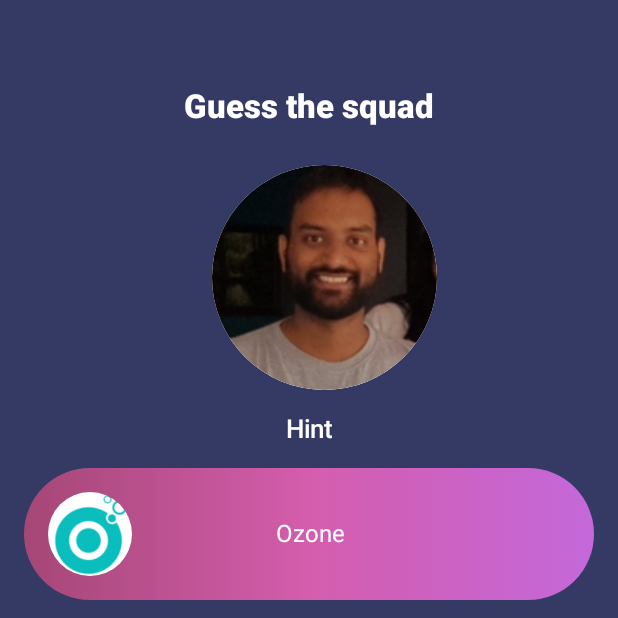
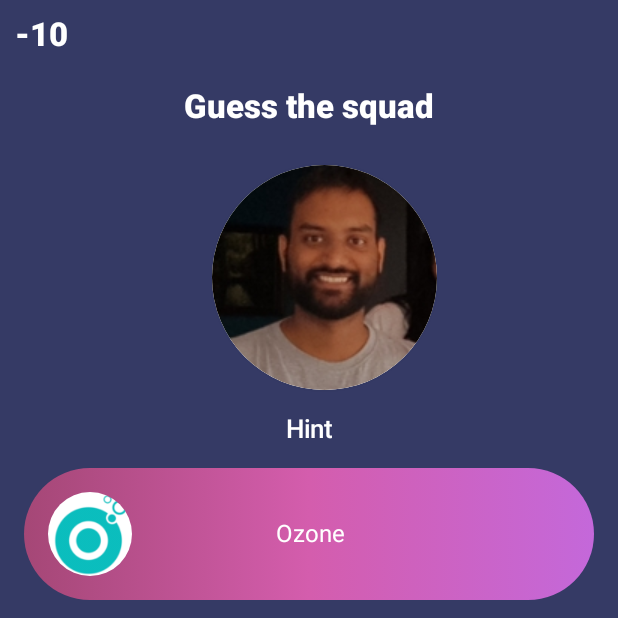
Before and after one commit to gradeup/squadgames, an Android app built with Jetpack Compose: the QuizActivity screen opened directly, with no data from a screen before it, after a tap on "Piyush", on a phone screen of 412 x 824 dp, the top half of it. Run offline under Robolectric (Android 15) with nearby library versions, the phone set to English and light mode, and no system bars; 1 other tap on this screen came first.

Commit message:
add score calculation:

```diff
--- a/app/src/main/java/com/example/myapplication/QuizActivity.kt
+++ b/app/src/main/java/com/example/myapplication/QuizActivity.kt
@@ -1,55 +1,38 @@
 package com.example.myapplication
 
+import android.annotation.SuppressLint
 import android.app.Activity
 import android.content.Intent
 import android.os.Bundle
+import android.widget.Toast
 import androidx.activity.ComponentActivity
 import androidx.activity.compose.setContent
-import androidx.annotation.StringRes
+import androidx.compose.foundation.Image
 import androidx.compose.foundation.background
-import androidx.compose.foundation.layout.Box
-import androidx.compose.foundation.layout.Column
+import androidx.compose.foundation.clickable
+import androidx.compose.foundation.layout.*
+import androidx.compose.foundation.shape.CircleShape
+import androidx.compose.foundation.shape.RoundedCornerShape
 import androidx.compose.material.Button
-import androidx.compose.material.contentColorFor
+import androidx.compose.material.Card
+import androidx.compose.material.Text
 import androidx.compose.runtime.Composable
 import androidx.compose.runtime.mutableStateOf
-import androidx.compose.runtime.remember
+import androidx.compose.ui.Alignment
 import androidx.compose.ui.Modifier
+import androidx.compose.ui.draw.clip
+import androidx.compose.ui.graphics.Brush
 import androidx.compose.ui.graphics.Color
+import androidx.compose.ui.graphics.painter.Painter
+import androidx.compose.ui.layout.ContentScale
 import androidx.compose.ui.platform.LocalContext
-import androidx.compose.ui.tooling.preview.Preview
-import com.example.myapplication.ui.theme.MyApplicationTheme
-import java.util.Collections.shuffle
-import android.annotation.SuppressLint
-import androidx.activity.compose.setContent
-import androidx.compose.foundation.background
-import androidx.compose.foundation.layout.*
-import androidx.compose.material.Text
-import androidx.compose.ui.Alignment
-import androidx.compose.ui.unit.dp
-import androidx.compose.foundation.border
-import androidx.compose.foundation.clickable
-import androidx.compose.foundation.shape.RoundedCornerShape
-import androidx.compose.material.Card
-import androidx.compose.ui.graphics.painter.Painter
-import androidx.compose.foundation.Image
-import androidx.compose.ui.focus.focusModifier
-import androidx.compose.ui.graphics.Brush
-import androidx.compose.ui.layout.ContentScale
 import androidx.compose.ui.res.painterResource
 import androidx.compose.ui.text.TextStyle
-import androidx.compose.ui.unit.sp
-import android.widget.RadioButton
-import android.widget.Toast
-import androidx.compose.foundation.shape.CircleShape
-import androidx.compose.material.RadioButton
-import androidx.compose.runtime.*
-import androidx.compose.ui.draw.clip
-import androidx.compose.ui.platform.LocalContext
-import androidx.compose.ui.text.font.Font
 import androidx.compose.ui.text.font.FontWeight
 import androidx.compose.ui.text.style.TextAlign
-import kotlin.random.Random
+import androidx.compose.ui.unit.dp
+import androidx.compose.ui.unit.sp
+import java.util.Collections.shuffle
 
 class QuizActivity : ComponentActivity() {
     override fun onCreate(savedInstanceState: Bundle?) {
@@ -63,7 +46,6 @@ class QuizActivity : ComponentActivity() {
         }
         setContent {
 
-            resultsIntent.putExtra("score", 4)
 
             Column(horizontalAlignment = Alignment.CenterHorizontally,
                 verticalArrangement = Arrangement.Center,
@@ -72,6 +54,8 @@ class QuizActivity : ComponentActivity() {
                 .fillMaxSize(1f)) {
                 Text(modifier = Modifier.padding(10.dp), color=Color.White, fontSize = 22.sp,fontWeight = FontWeight.W900, text = "Guess the squad")
                 QuestionRender(questionsToShow[showQuestion.value], questionsToShow.size, resultsIntent) }
+                Text(modifier = Modifier.padding(10.dp), color=Color.White, fontSize = 22.sp,fontWeight = FontWeight.W900, text = "${totalScore.value}")
+                resultsIntent.putExtra("score", totalScore.value)
         }
     }
 }
@@ -127,7 +111,7 @@ fun Submit(i: Intent) {
 fun HintBox(hint: String, modifier: Modifier) {
     Column() {
         Box(modifier = Modifier
-            .clickable { showHint.value = !showHint.value;  }){
+            .clickable { showHint.value = !showHint.value; totalScore.value = totalScore.value - 5;  }){
             if(showHint.value) {
                 Text(text = hint,color=Color.White, textAlign = TextAlign.Center, fontSize=17.sp, fontWeight = FontWeight.W500, modifier = Modifier
                     .align(alignment = Alignment.Center)
@@ -204,6 +188,7 @@ fun SingleChoiceIconQuestion(
 
                 selectOption = optionId
                 if (selectOption == correctOption) {
+                    totalScore.value = totalScore.value + 10
                     Toast
                         .makeText(
                             context,
@@ -273,6 +258,7 @@ fun SingleChoiceIconQuestion(
 
 private val showQuestion = mutableStateOf(0)
 private val showHint = mutableStateOf(false)
+private val totalScore = mutableStateOf(0)
 
 data class Option(
     val id: Int,
--- a/app/src/main/java/com/example/myapplication/ResultScreen.kt
+++ b/app/src/main/java/com/example/myapplication/ResultScreen.kt
@@ -10,18 +10,14 @@ import androidx.compose.foundation.clickable
 import androidx.compose.foundation.layout.*
 import androidx.compose.foundation.shape.CircleShape
 import androidx.compose.foundation.shape.RoundedCornerShape
-import androidx.compose.material.Button
 import androidx.compose.material.Text
-import androidx.compose.runtime.Composable
 import androidx.compose.ui.Alignment
 import androidx.compose.ui.Modifier
 import androidx.compose.ui.graphics.Brush
 import androidx.compose.ui.graphics.Color
 import androidx.compose.ui.platform.LocalContext
-import androidx.compose.ui.tooling.preview.Preview
 import androidx.compose.ui.unit.dp
 import androidx.compose.ui.unit.sp
-import com.example.myapplication.ui.theme.MyApplicationTheme
 
 class ResultScreen : ComponentActivity() {
     override fun onCreate(savedInstanceState: Bundle?) {
@@ -38,6 +34,7 @@ class ResultScreen : ComponentActivity() {
                         .fillMaxSize()
                         .background(Color(0xFF353a65)),
                 ) {
+                    Text("$score")
                     Box(modifier = Modifier
                         .background(Color.White, shape = CircleShape)
                         .height(200.dp)
```
